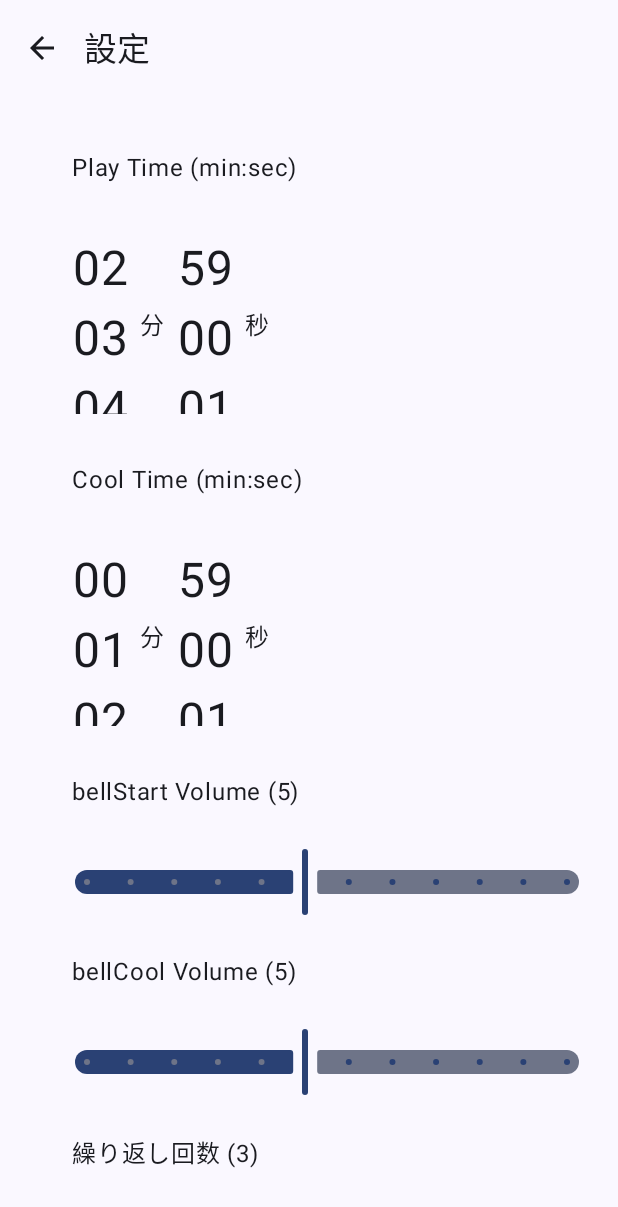
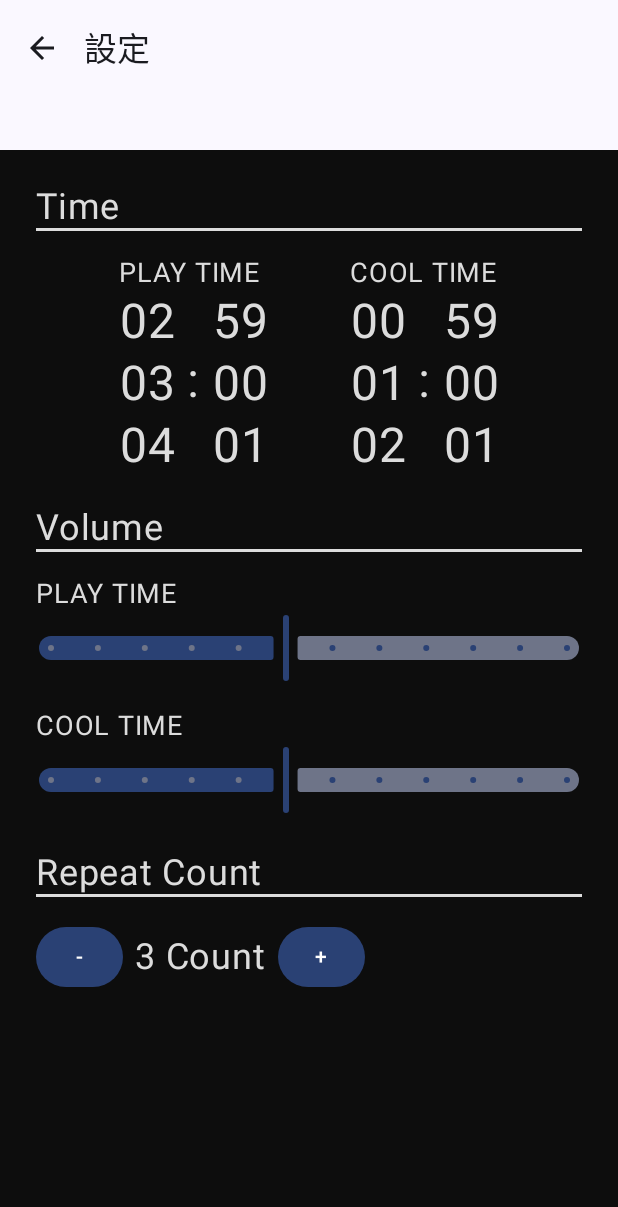
Before and after one commit to nyoshida880925-lab/kotlin-time-keeper, an Android app built with Jetpack Compose: the SettingsScreen screen opened through its navigation route, on a phone screen of 412 x 824 dp. Shown: the top 1207 px of the screen. Run offline under Robolectric (Android 15) with nearby library versions, the phone set to English and light mode, and no system bars.

Commit message:
デザイン変更途中

```diff
--- a/app/src/main/java/com/example/playcooltimer/ui/MainScreen.kt
+++ b/app/src/main/java/com/example/playcooltimer/ui/MainScreen.kt
@@ -211,7 +211,7 @@ fun MainScreen(viewModel: TimerViewModel, onOpenSettings: () -> Unit) {
                     text = "00:00",
                     fontSize = 84.sp,
                     fontFamily = Digital7MonoFont,
-                    color = Color(0xFF1D3A48)
+                    color = Color(0xFF1A3442)
                 )
                 Text(
                     text = String.format(
--- a/app/src/main/java/com/example/playcooltimer/ui/settings/InfiniteNumberPicker.kt
+++ b/app/src/main/java/com/example/playcooltimer/ui/settings/InfiniteNumberPicker.kt
@@ -12,6 +12,7 @@ import androidx.compose.runtime.LaunchedEffect
 import androidx.compose.runtime.remember
 import androidx.compose.ui.Alignment
 import androidx.compose.ui.Modifier
+import androidx.compose.ui.graphics.Color
 import androidx.compose.ui.text.style.TextAlign
 import androidx.compose.ui.unit.Dp
 import androidx.compose.ui.unit.dp
@@ -24,7 +25,7 @@ fun InfiniteNumberPicker(
     onValueChange: (Int) -> Unit,
     range: IntRange = 0..59,
     modifier: Modifier = Modifier,
-    itemHeightDp: Dp = 56.dp,   // 1行の高さを固定
+    itemHeightDp: Dp = 54.dp,   // 1行の高さを固定
     visibleCount: Int = 3       // 奇数にする（3/5 など）
 ) {
     val itemCount = range.count()
@@ -63,7 +64,8 @@ fun InfiniteNumberPicker(
                 text = "%02d".format(displayList[i]),
                 fontSize = 32.sp,
                 textAlign = TextAlign.Center,
-                modifier = Modifier.padding(vertical = 4.dp)
+                modifier = Modifier.padding(vertical = 1.dp),
+                color = Color(0xFFDCDCDC)
             )
         }
     }
--- a/app/src/main/java/com/example/playcooltimer/ui/settings/MinuteSecondPicker.kt
+++ b/app/src/main/java/com/example/playcooltimer/ui/settings/MinuteSecondPicker.kt
@@ -8,7 +8,9 @@ import androidx.compose.material3.Text
 import androidx.compose.runtime.Composable
 import androidx.compose.ui.Alignment
 import androidx.compose.ui.Modifier
+import androidx.compose.ui.graphics.Color
 import androidx.compose.ui.unit.dp
+import androidx.compose.ui.unit.sp
 
 @Composable
 fun MinuteSecondPicker(
@@ -19,7 +21,6 @@ fun MinuteSecondPicker(
 ) {
     Row(
         modifier = Modifier
-            .padding(vertical = 8.dp)
             .height(120.dp),
         horizontalArrangement = Arrangement.Center,
         verticalAlignment = Alignment.CenterVertically
@@ -29,13 +30,16 @@ fun MinuteSecondPicker(
             range = 0..59,
             onValueChange = { onMinutesChange(it) }
         )
-        Text("分", modifier = Modifier.padding(horizontal = 8.dp))
+        Text(":",
+            modifier = Modifier.padding(horizontal = 8.dp),
+            fontSize = 32.sp,
+            color = Color(0xFFDCDCDC)
+        )
 
         InfiniteNumberPicker(
             value = seconds,
             range = 0..59,
             onValueChange = { onSecondsChange(it) }
         )
-        Text("秒", modifier = Modifier.padding(horizontal = 8.dp))
     }
 }
--- a/app/src/main/java/com/example/playcooltimer/ui/settings/SettingsScreen.kt
+++ b/app/src/main/java/com/example/playcooltimer/ui/settings/SettingsScreen.kt
@@ -1,14 +1,19 @@
 package com.example.playcooltimer.ui.settings
 
+import androidx.compose.foundation.background
 import androidx.compose.foundation.layout.Arrangement
 import androidx.compose.foundation.layout.Column
 import androidx.compose.foundation.layout.Row
+import androidx.compose.foundation.layout.Spacer
 import androidx.compose.foundation.layout.fillMaxSize
+import androidx.compose.foundation.layout.fillMaxWidth
+import androidx.compose.foundation.layout.height
 import androidx.compose.foundation.layout.padding
 import androidx.compose.material.icons.Icons
 import androidx.compose.material.icons.automirrored.filled.ArrowBack
 import androidx.compose.material3.Button
 import androidx.compose.material3.ExperimentalMaterial3Api
+import androidx.compose.material3.HorizontalDivider
 import androidx.compose.material3.Icon
 import androidx.compose.material3.IconButton
 import androidx.compose.material3.Scaffold
@@ -24,7 +29,9 @@ import androidx.compose.runtime.remember
 import androidx.compose.runtime.setValue
 import androidx.compose.ui.Alignment
 import androidx.compose.ui.Modifier
+import androidx.compose.ui.graphics.Color
 import androidx.compose.ui.unit.dp
+import androidx.compose.ui.unit.sp
 import com.example.playcooltimer.TimerSettings
 import com.example.playcooltimer.TimerViewModel
 
@@ -94,12 +101,36 @@ fun SettingsScreen(viewModel: TimerViewModel, onBack: () -> Unit) {
         Column(
             modifier = Modifier
                 .fillMaxSize()
-                .padding(48.dp, 100.dp, 24.dp, 24.dp),
+                .padding(0.dp, 100.dp, 0.dp, 0.dp)
+                .background(color = Color(0xFF0D0D0D)),
             verticalArrangement = Arrangement.spacedBy(24.dp)
 
         ) {
+            Column(
+                modifier = Modifier.padding(24.dp)
+            ) {
+                Text(
+                    "Time",
+                    fontSize = 24.sp,
+                    color = Color(0xFFDCDCDC)
+                )
+                HorizontalDivider(
+                    modifier = Modifier.padding(0.dp, 0.dp, 0.dp, 16.dp),
+                    thickness = 2.dp,
+                    color = Color(0xFFDCDCDC)
+                )
+                Row(
+                    Modifier.fillMaxWidth(),
+                    horizontalArrangement = Arrangement.SpaceEvenly,
+                    verticalAlignment = Alignment.CenterVertically
+                ) {
+                    Column {
                         // --- Play Time ---
-            Text("Play Time (min:sec)")
+                        Text(
+                            "PLAY TIME",
+                            fontSize = 18.sp,
+                            color = Color(0xFFDCDCDC)
+                        )
                         MinuteSecondPicker(
                             minutes = playMinutes,
                             seconds = playSeconds,
@@ -110,9 +141,15 @@ fun SettingsScreen(viewModel: TimerViewModel, onBack: () -> Unit) {
                                 playSeconds = it
                             }
                         )
+                    }
 
+                    Column {
                         // --- Cool Time ---
-            Text("Cool Time (min:sec)")
+                        Text(
+                            "COOL TIME",
+                            fontSize = 18.sp,
+                            color = Color(0xFFDCDCDC)
+                        )
                         MinuteSecondPicker(
                             minutes = coolMinutes,
                             seconds = coolSeconds,
@@ -123,9 +160,27 @@ fun SettingsScreen(viewModel: TimerViewModel, onBack: () -> Unit) {
                                 coolSeconds = it
                             }
                         )
+                    }
+                }
 
+                Spacer(modifier = Modifier.height(24.dp))
+
+                Text(
+                    "Volume",
+                    fontSize = 24.sp,
+                    color = Color(0xFFDCDCDC)
+                )
+                HorizontalDivider(
+                    modifier = Modifier.padding(0.dp, 0.dp, 0.dp, 16.dp),
+                    thickness = 2.dp,
+                    color = Color(0xFFDCDCDC)
+                )
                 // --- bellStart Volume ---
-            Text("bellStart Volume (${settings.bellStartVolume})")
+                Text(
+                    "PLAY TIME",
+                    fontSize = 18.sp,
+                    color = Color(0xFFDCDCDC)
+                )
                 Slider(
                     value = settings.bellStartVolume.toFloat(),
                     onValueChange = {
@@ -135,8 +190,14 @@ fun SettingsScreen(viewModel: TimerViewModel, onBack: () -> Unit) {
                     steps = 10
                 )
 
+                Spacer(modifier = Modifier.height(16.dp))
+
                 // --- bellCool Volume ---
-            Text("bellCool Volume (${settings.bellCoolVolume})")
+                Text(
+                    "COOL TIME",
+                    fontSize = 18.sp,
+                    color = Color(0xFFDCDCDC)
+                )
                 Slider(
                     value = settings.bellCoolVolume.toFloat(),
                     onValueChange = {
@@ -146,8 +207,19 @@ fun SettingsScreen(viewModel: TimerViewModel, onBack: () -> Unit) {
                     steps = 10
                 )
 
+                Spacer(modifier = Modifier.height(24.dp))
+
                 // --- Repeat Count ---
-            Text("繰り返し回数 (${settings.repeatCount})")
+                Text(
+                    "Repeat Count",
+                    fontSize = 24.sp,
+                    color = Color(0xFFDCDCDC)
+                )
+                HorizontalDivider(
+                    modifier = Modifier.padding(0.dp, 0.dp, 0.dp, 16.dp),
+                    thickness = 2.dp,
+                    color = Color(0xFFDCDCDC)
+                )
                 NumberSelector(
                     value = settings.repeatCount,
                     range = 1..99,
@@ -155,8 +227,9 @@ fun SettingsScreen(viewModel: TimerViewModel, onBack: () -> Unit) {
                         repeatCount = it
                         updateStore()
                     },
-                label = "回"
+                    label = "Count",
                 )
+            }
         }
     }
 }
@@ -166,7 +239,12 @@ fun SettingsScreen(viewModel: TimerViewModel, onBack: () -> Unit) {
 fun NumberSelector(value: Int, range: IntRange, onValueChange: (Int) -> Unit, label: String) {
     Row(verticalAlignment = Alignment.CenterVertically) {
         Button(onClick = { if (value > range.first) onValueChange(value - 1) }) { Text("-") }
-        Text("$value $label", modifier = Modifier.padding(horizontal = 8.dp))
+        Text(
+            "$value $label",
+            modifier = Modifier.padding(horizontal = 8.dp),
+            fontSize = 24.sp,
+            color = Color(0xFFDCDCDC)
+        )
         Button(onClick = { if (value < range.last) onValueChange(value + 1) }) { Text("+") }
     }
 }
```
Lines whose indentation alone changed are shown as unchanged.
